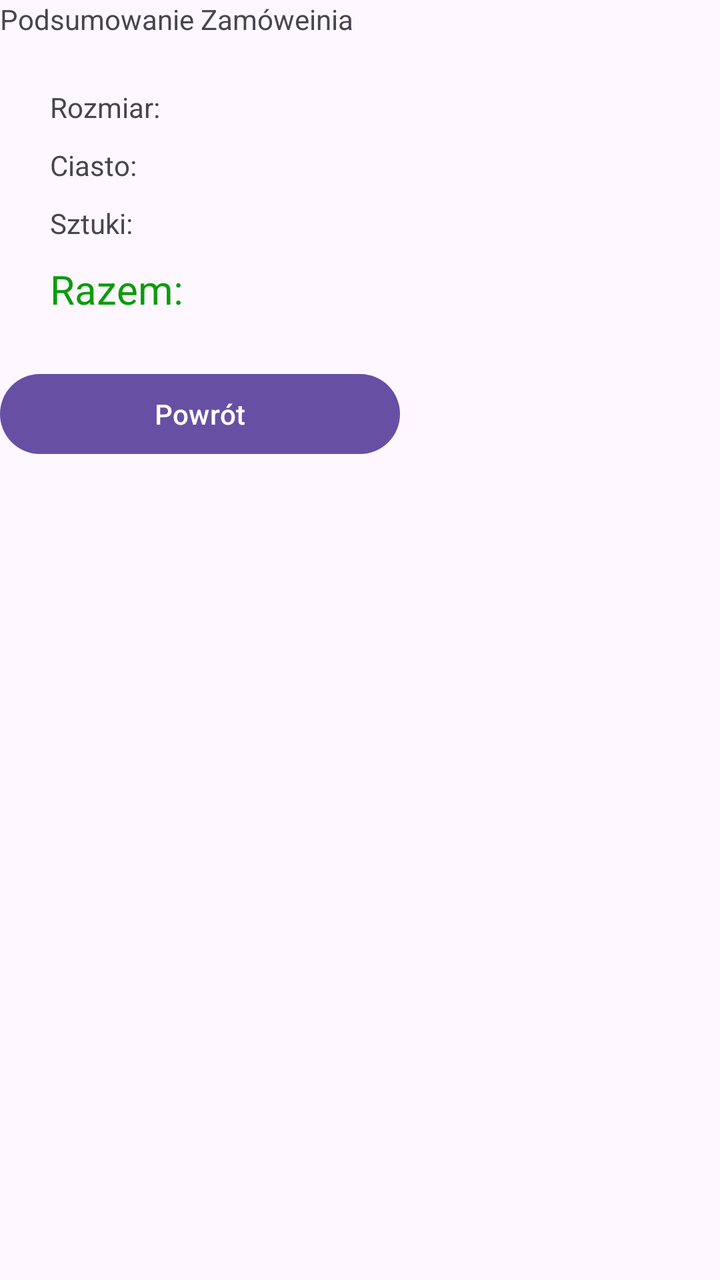
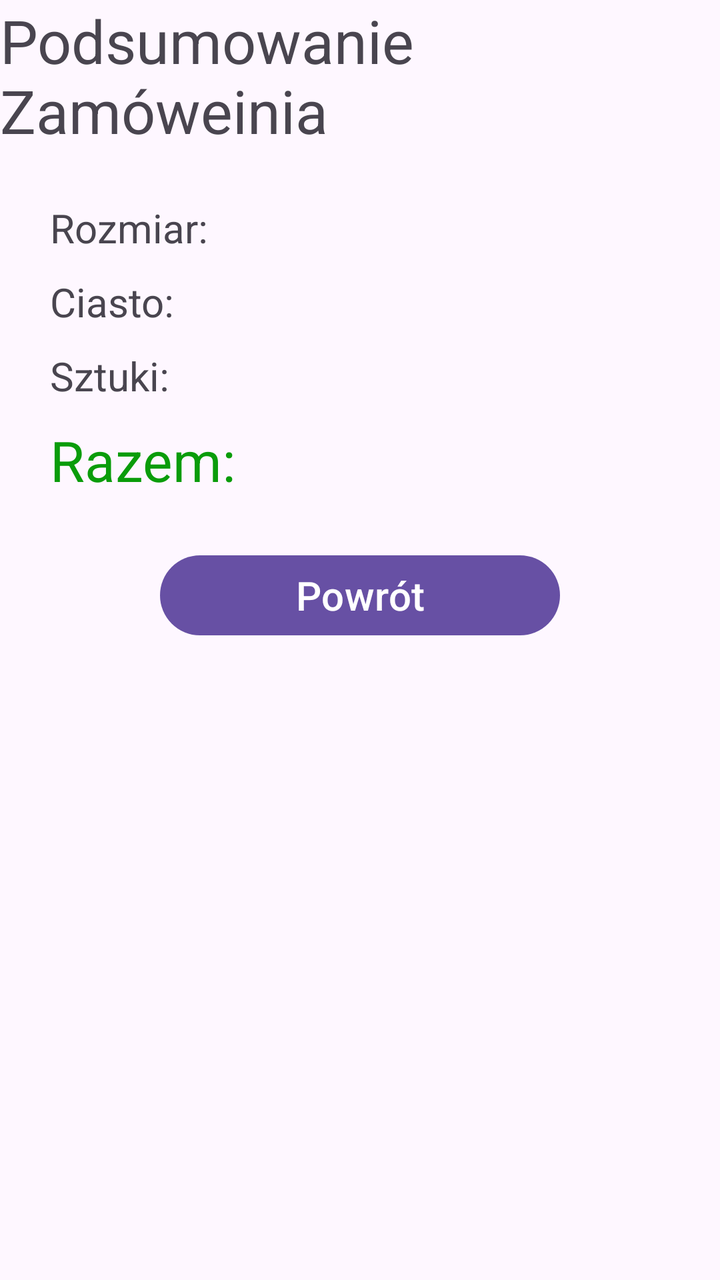

Compare the two renders of this Android layout. The source of the first and the diff that turns it into the second are given below.
<!-- AndroidManifest.xml: application theme Theme.AplikacjaPizzernia -->
<!-- res/layout/activity_main2.xml -->
<?xml version="1.0" encoding="utf-8"?>
<LinearLayout xmlns:android="http://schemas.android.com/apk/res/android"
    xmlns:app="http://schemas.android.com/apk/res-auto"
    xmlns:tools="http://schemas.android.com/tools"
    android:id="@+id/main"
    android:layout_width="match_parent"
    android:layout_height="match_parent"
    android:orientation="vertical"
    tools:context=".MainActivity2">
    <TextView
        android:layout_width="match_parent"
        android:layout_height="wrap_content"
        android:text="Podsumowanie Zamóweinia"/>

    <LinearLayout
        android:layout_width="match_parent"
        android:layout_height="wrap_content"
        android:orientation="vertical"
        android:layout_margin="20dp">
        <TextView
            android:id="@+id/size"
            android:layout_width="match_parent"
            android:layout_height="wrap_content"
            android:text="Rozmiar: "
            android:layout_margin="5dp"/>
        <TextView
            android:id="@+id/ciasto"
            android:layout_width="match_parent"
            android:layout_height="wrap_content"
            android:text="Ciasto: "
            android:layout_margin="5dp"/>
        <TextView
            android:id="@+id/ilosc"
            android:layout_width="match_parent"
            android:layout_height="wrap_content"
            android:text="Sztuki: "
            android:layout_margin="5dp"/>
        <TextView
            android:id="@+id/cena"
            android:layout_width="match_parent"
            android:layout_height="wrap_content"
            android:text="Razem: "
            android:textSize="20sp"
            android:textColor="#0a9c0a"
            android:layout_margin="5dp"/>

    </LinearLayout>
    <Button
        android:id="@+id/btn"
        android:layout_width="200dp"
        android:layout_height="wrap_content"
        android:text="Powrót"/>
</LinearLayout>
<!-- resources referenced by this layout -->
<resources>
  <style name="Theme.AplikacjaPizzernia" parent="Base.Theme.AplikacjaPizzernia" />
  <style name="Base.Theme.AplikacjaPizzernia" parent="Theme.Material3.DayNight.NoActionBar">
          
          
      </style>
</resources>

<!-- the commit's change to res/layout/activity_main2.xml (unified diff, before → after) -->
@@ -10,6 +10,7 @@
     <TextView
         android:layout_width="match_parent"
         android:layout_height="wrap_content"
+        android:textSize="30sp"
         android:text="Podsumowanie Zamóweinia"/>
 
     <LinearLayout
@@ -22,25 +23,28 @@
             android:layout_width="match_parent"
             android:layout_height="wrap_content"
             android:text="Rozmiar: "
+            android:textSize="20sp"
             android:layout_margin="5dp"/>
         <TextView
             android:id="@+id/ciasto"
             android:layout_width="match_parent"
             android:layout_height="wrap_content"
             android:text="Ciasto: "
+            android:textSize="20sp"
             android:layout_margin="5dp"/>
         <TextView
             android:id="@+id/ilosc"
             android:layout_width="match_parent"
             android:layout_height="wrap_content"
             android:text="Sztuki: "
+            android:textSize="20sp"
             android:layout_margin="5dp"/>
         <TextView
             android:id="@+id/cena"
             android:layout_width="match_parent"
             android:layout_height="wrap_content"
             android:text="Razem: "
-            android:textSize="20sp"
+            android:textSize="28sp"
             android:textColor="#0a9c0a"
             android:layout_margin="5dp"/>
 
@@ -49,5 +53,7 @@
         android:id="@+id/btn"
         android:layout_width="200dp"
         android:layout_height="wrap_content"
+        android:layout_gravity="center"
+        android:textSize="20sp"
         android:text="Powrót"/>
 </LinearLayout>
